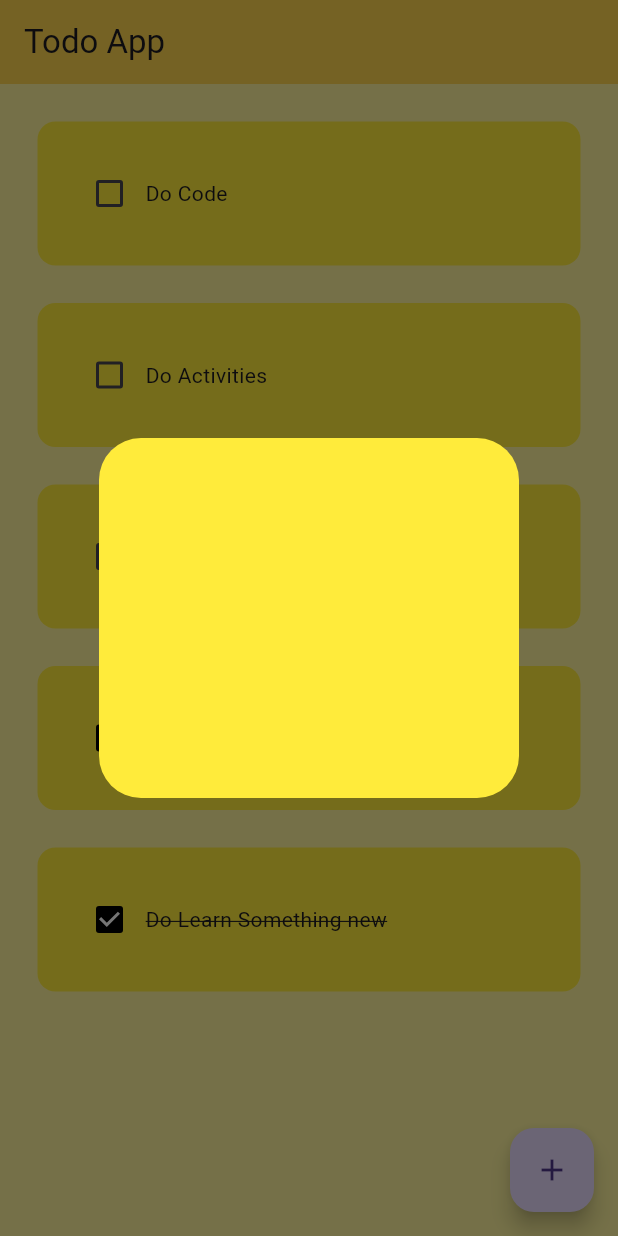
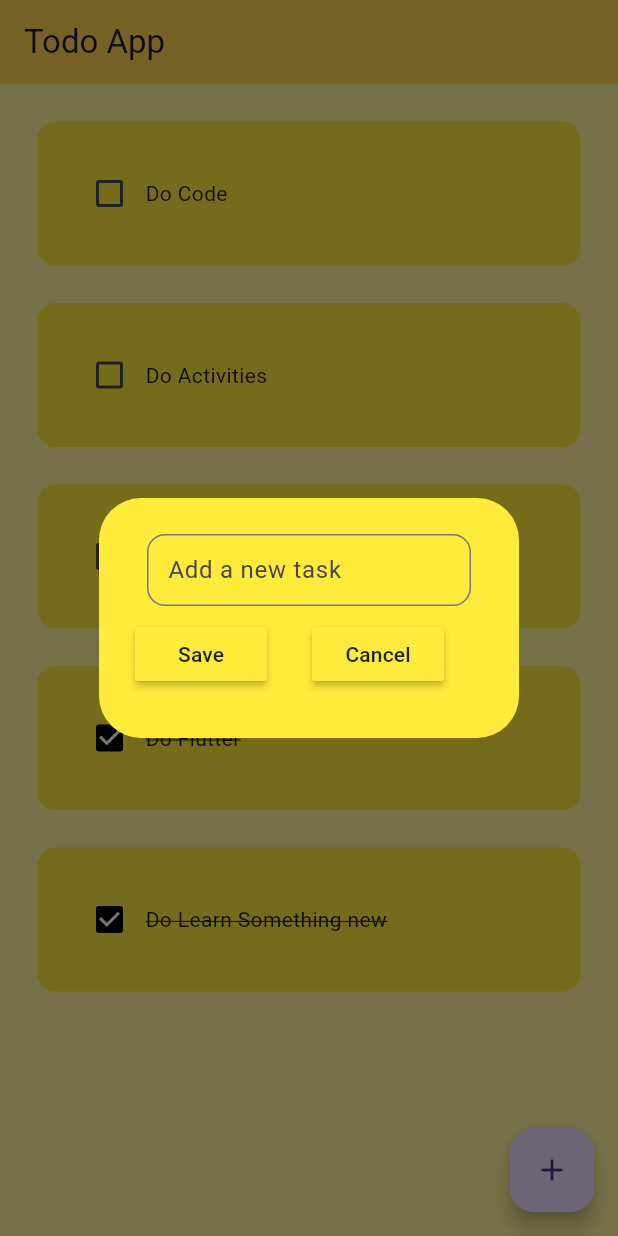
Before and after one commit to SatyamIT86/To-Do-App, a Flutter app: the screen it shows after launch, after a tap on the "add" icon, on a phone screen of 412 x 824 dp. Run offline on Flutter 3.47's test engine with Material 3 defaults, Android fonts, the phone set to English and light mode, and no system bars.

Commit message:
Creating new task

```diff
--- a/lib/Pages/homepage.dart
+++ b/lib/Pages/homepage.dart
@@ -10,6 +10,7 @@ class Homepage extends StatefulWidget {
 }
 
 class _HomepageState extends State<Homepage> {
+  final _controller = TextEditingController();
   List toDoList = [
     ["Do Code", false],
     ["Do Activities", false],
@@ -25,11 +26,22 @@ class _HomepageState extends State<Homepage> {
     });
   }
 
+  void saveNewTask() {
+    setState(() {
+      toDoList.add([_controller.text, false]);
+    });
+    Navigator.of(context).pop();
+  }
+
   void createdNewTask() {
     showDialog(
       context: context,
       builder: (context) {
-        return DialogBox();
+        return DialogBox(
+          controller: _controller,
+          onSave: saveNewTask,
+          onCancel: () => Navigator.of(context).pop(),
+        );
         // This function will be used to create a new task dialog box.
         // It will show a dialog box where the user can enter a new task.
       },
--- a/lib/utils/diaglog_box.dart
+++ b/lib/utils/diaglog_box.dart
@@ -1,13 +1,50 @@
 import 'package:flutter/material.dart';
+import 'package:todo_app/utils/my_buttons.dart';
 
 class DialogBox extends StatelessWidget {
-  const DialogBox({super.key});
+  final controller;
+  final VoidCallback onSave;
+  final VoidCallback onCancel;
+  DialogBox({
+    super.key,
+    required this.controller,
+    required this.onCancel,
+    required this.onSave,
+  });
 
   @override
   Widget build(BuildContext context) {
     return AlertDialog(
       backgroundColor: Colors.yellow,
-      content: Container(height: 200),
+      content: Container(
+        height: 120,
+
+        child: Column(
+          children: [
+            Padding(
+              padding: const EdgeInsets.all(8.0),
+              child: TextField(
+                controller: controller,
+                decoration: InputDecoration(
+                  contentPadding: EdgeInsets.all(10),
+                  border: OutlineInputBorder(
+                    borderRadius: BorderRadius.circular(12),
+                  ),
+
+                  hintText: "Add a new task",
+                ),
+              ),
+            ),
+            Row(
+              children: [
+                MyButton(text: "Save", onPressed: onSave),
+                SizedBox(width: 30),
+                MyButton(text: "Cancel", onPressed: onCancel),
+              ],
+            ),
+          ],
+        ),
+      ),
     );
   }
 }
--- /dev/null
+++ b/lib/utils/my_buttons.dart
@@ -0,0 +1,16 @@
+import 'package:flutter/material.dart';
+
+class MyButton extends StatelessWidget {
+  final String text;
+  final VoidCallback onPressed;
+  const MyButton({super.key, required this.text, required this.onPressed});
+
+  @override
+  Widget build(BuildContext context) {
+    return MaterialButton(
+      onPressed: onPressed,
+      color: Colors.yellow,
+      child: Text(text),
+    );
+  }
+}
```
